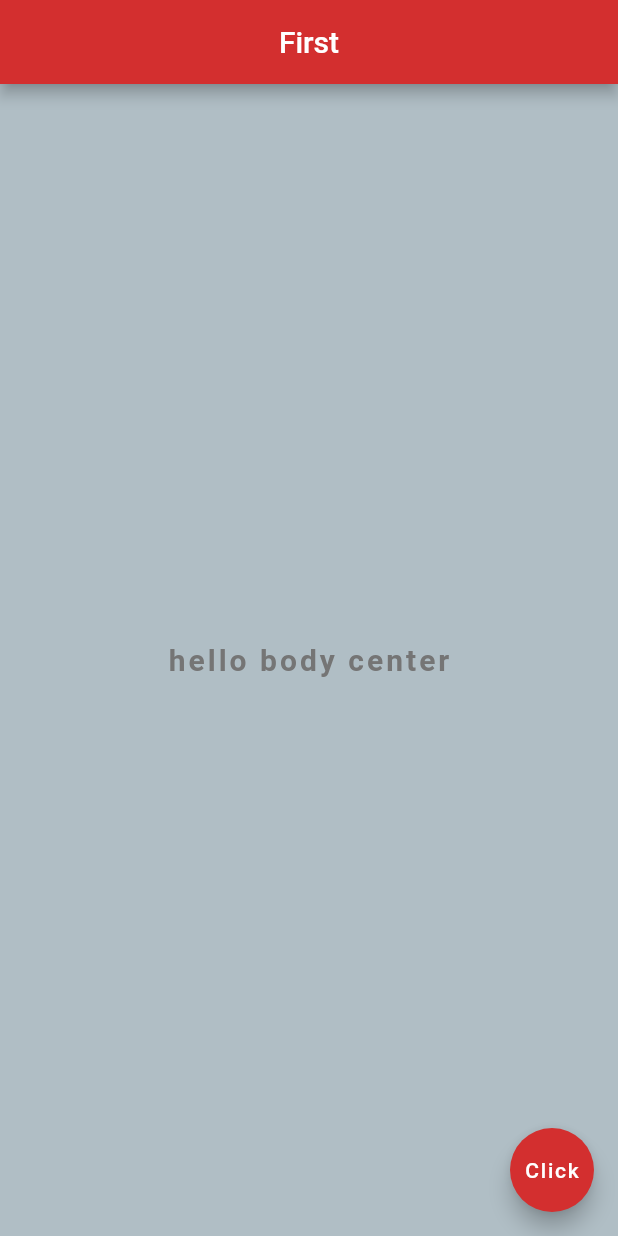
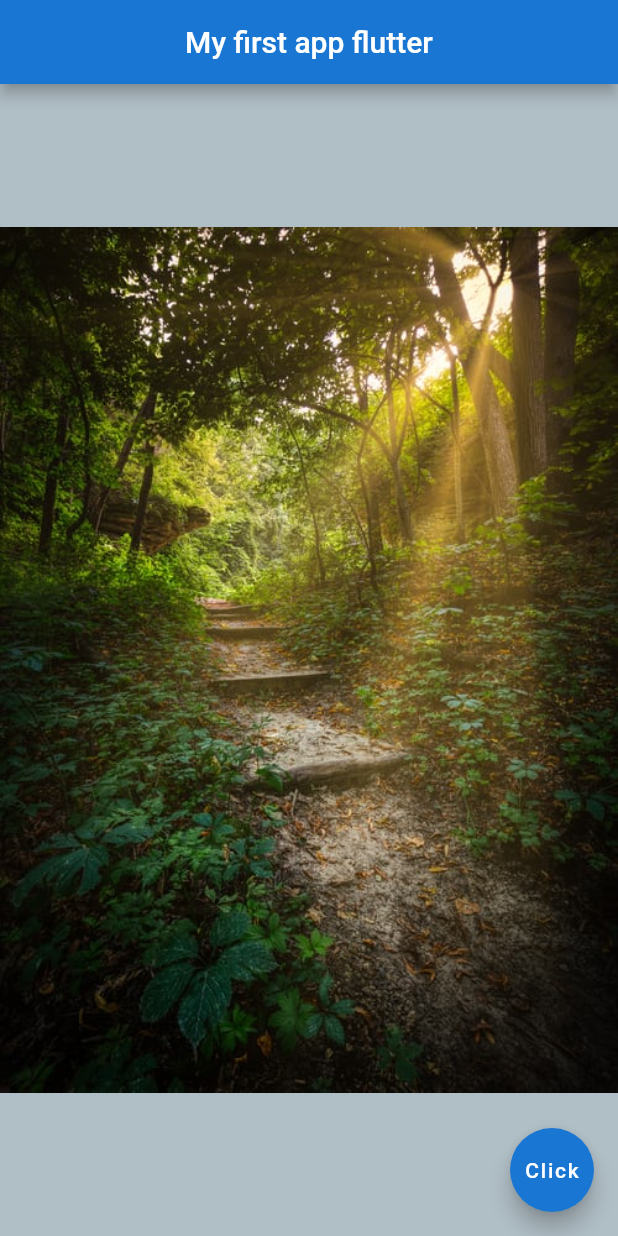
Before and after one commit to youzerssif/flutter_first_app, a Flutter app: the screen it shows after launch, on a phone screen of 412 x 824 dp. Run offline on Flutter 3.47's test engine with Material 2 defaults, Android fonts, the phone set to English and light mode, and no system bars; Roboto replaces fonts that are missing (indieFlower).

Commit message:
adding assets

```diff
--- a/lib/main.dart
+++ b/lib/main.dart
@@ -3,34 +3,36 @@
 // The following code implements the [ScaleTransition] as seen in the video
 // above:
 
-import 'dart:ffi';
+// import 'dart:ffi';
 
 import 'package:flutter/material.dart';
 
 void main() => runApp(MaterialApp(
-      home: Scaffold(
+      home: Home(),
+    ));
+
+class Home extends StatelessWidget {
+  // const Home({ Key? key }) : super(key: key);
+
+  @override
+  Widget build(BuildContext context) {
+    return Scaffold(
       appBar: AppBar(
-          title: const Text('First'),
+        title: const Text('My first app flutter'),
         centerTitle: true,
-          backgroundColor: Colors.red[700],
+        backgroundColor: Colors.blue[700],
       ),
-        body: Center(
-          child: Text(
-            'hello body center',
-            style: TextStyle(
-              fontSize: 20.0,
-              color: Colors.grey[600],
-              fontWeight: FontWeight.bold,
-              letterSpacing: 2.0,
-              fontFamily: 'indieFlower',
-            ),
+      body: const Center(
+        child: Image(
+          image: AssetImage('assets/natural-5.jpg'),
         ),
       ),
       floatingActionButton: FloatingActionButton(
         onPressed: () {},
         child: const Text('Click'),
-          backgroundColor: Colors.red[700],
+        backgroundColor: Colors.blue[700],
       ),
       backgroundColor: Colors.blueGrey.shade200,
-      ),
-    ));
+    );
+  }
+}
```
Also changed, not shown: pubspec.yaml (+4 -3 lines), assets/natural-1.jpg (added), assets/natural-2.jpg (added), assets/natural-3.jpg (added), assets/natural-4.jpg (added), assets/natural-5.jpg (added), assets/natural-6.jpg (added), pubspec.lock (deleted). Lines whose indentation alone changed are shown as unchanged.
